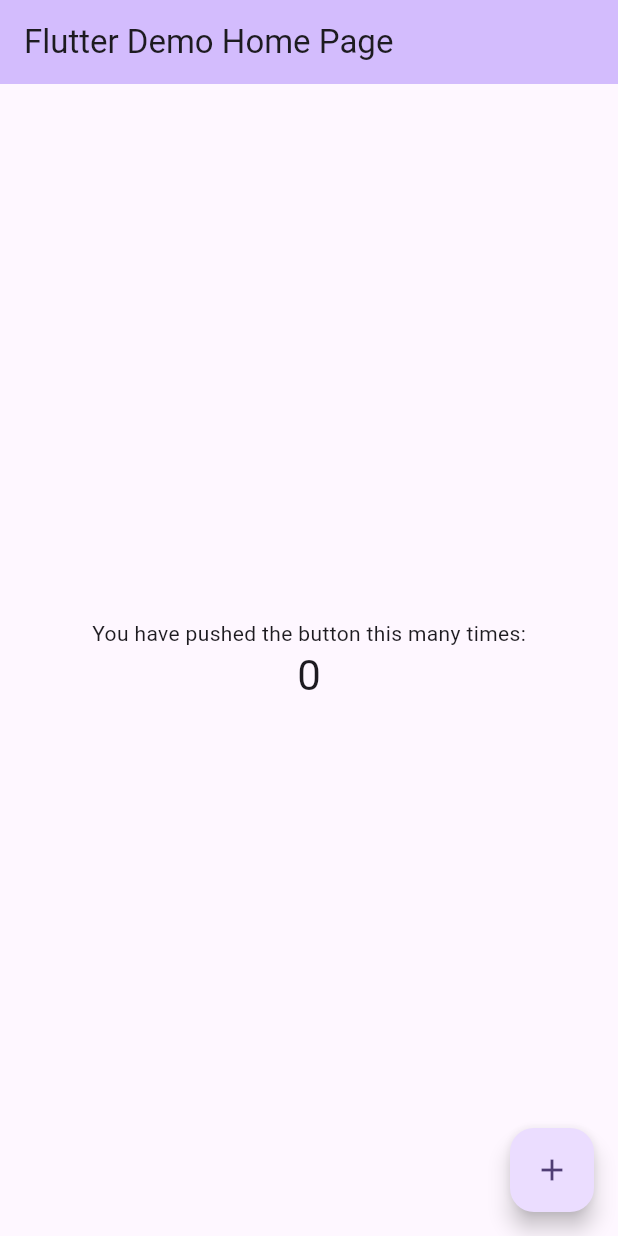
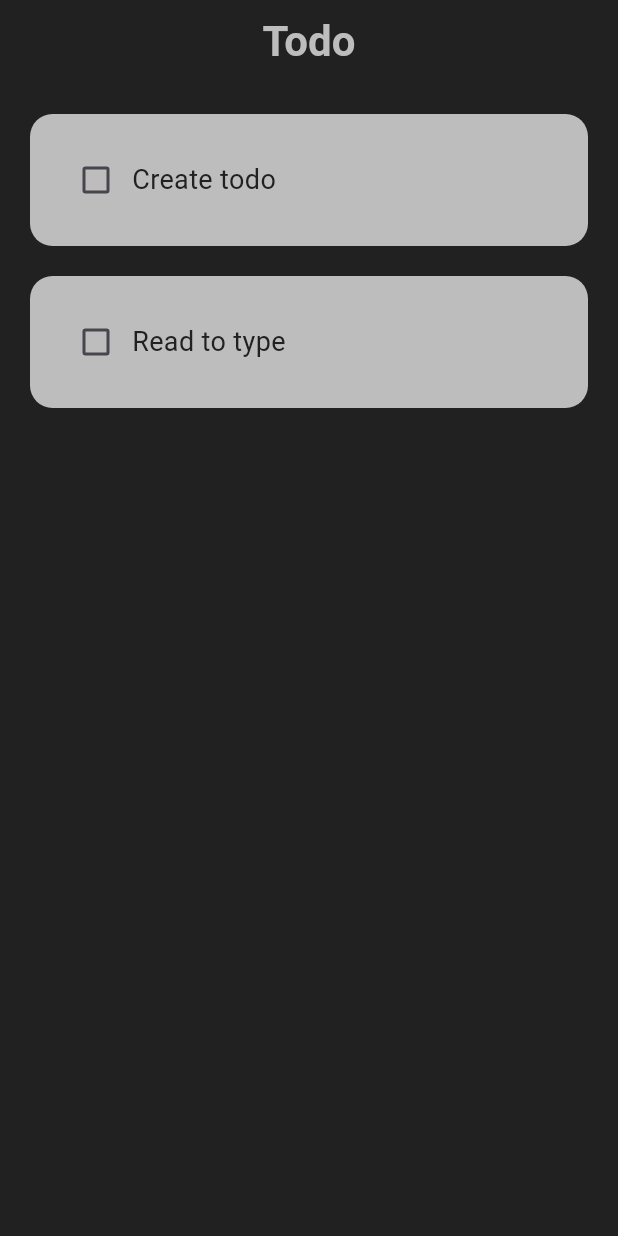
Before and after one commit to Atharvahodge/Todo-app, a Flutter app: the screen it shows after launch, on a phone screen of 412 x 824 dp. Run offline on Flutter 3.47's test engine with Material 3 defaults, Android fonts, the phone set to English and light mode, and no system bars.

```diff
--- a/lib/main.dart
+++ b/lib/main.dart
@@ -1,4 +1,5 @@
 import 'package:flutter/material.dart';
+import 'pages/home_page.dart';
 
 void main() {
   runApp(const MyApp());
@@ -10,113 +11,6 @@ class MyApp extends StatelessWidget {
   // This widget is the root of your application.
   @override
   Widget build(BuildContext context) {
-    return MaterialApp(
-      title: 'Flutter Demo',
-      theme: ThemeData(
-        // This is the theme of your application.
-        //
-        // TRY THIS: Try running your application with "flutter run". You'll see
-        // the application has a purple toolbar. Then, without quitting the app,
-        // try changing the seedColor in the colorScheme below to Colors.green
-        // and then invoke "hot reload" (save your changes or press the "hot
-        // reload" button in a Flutter-supported IDE, or press "r" if you used
-        // the command line to start the app).
-        //
-        // Notice that the counter didn't reset back to zero; the application
-        // state is not lost during the reload. To reset the state, use hot
-        // restart instead.
-        //
-        // This works for code too, not just values: Most code changes can be
-        // tested with just a hot reload.
-        colorScheme: ColorScheme.fromSeed(seedColor: Colors.deepPurple),
-      ),
-      home: const MyHomePage(title: 'Flutter Demo Home Page'),
-    );
+    return MaterialApp(debugShowCheckedModeBanner: false, home: HomePage());
   }
 }
-
-class MyHomePage extends StatefulWidget {
-  const MyHomePage({super.key, required this.title});
-
-  // This widget is the home page of your application. It is stateful, meaning
-  // that it has a State object (defined below) that contains fields that affect
-  // how it looks.
-
-  // This class is the configuration for the state. It holds the values (in this
-  // case the title) provided by the parent (in this case the App widget) and
-  // used by the build method of the State. Fields in a Widget subclass are
-  // always marked "final".
-
-  final String title;
-
-  @override
-  State<MyHomePage> createState() => _MyHomePageState();
-}
-
-class _MyHomePageState extends State<MyHomePage> {
-  int _counter = 0;
-
-  void _incrementCounter() {
-    setState(() {
-      // This call to setState tells the Flutter framework that something has
-      // changed in this State, which causes it to rerun the build method below
-      // so that the display can reflect the updated values. If we changed
-      // _counter without calling setState(), then the build method would not be
-      // called again, and so nothing would appear to happen.
-      _counter++;
-    });
-  }
-
-  @override
-  Widget build(BuildContext context) {
-    // This method is rerun every time setState is called, for instance as done
-    // by the _incrementCounter method above.
-    //
-    // The Flutter framework has been optimized to make rerunning build methods
-    // fast, so that you can just rebuild anything that needs updating rather
-    // than having to individually change instances of widgets.
-    return Scaffold(
-      appBar: AppBar(
-        // TRY THIS: Try changing the color here to a specific color (to
-        // Colors.amber, perhaps?) and trigger a hot reload to see the AppBar
-        // change color while the other colors stay the same.
-        backgroundColor: Theme.of(context).colorScheme.inversePrimary,
-        // Here we take the value from the MyHomePage object that was created by
-        // the App.build method, and use it to set our appbar title.
-        title: Text(widget.title),
-      ),
-      body: Center(
-        // Center is a layout widget. It takes a single child and positions it
-        // in the middle of the parent.
-        child: Column(
-          // Column is also a layout widget. It takes a list of children and
-          // arranges them vertically. By default, it sizes itself to fit its
-          // children horizontally, and tries to be as tall as its parent.
-          //
-          // Column has various properties to control how it sizes itself and
-          // how it positions its children. Here we use mainAxisAlignment to
-          // center the children vertically; the main axis here is the vertical
-          // axis because Columns are vertical (the cross axis would be
-          // horizontal).
-          //
-          // TRY THIS: Invoke "debug painting" (choose the "Toggle Debug Paint"
-          // action in the IDE, or press "p" in the console), to see the
-          // wireframe for each widget.
-          mainAxisAlignment: MainAxisAlignment.center,
-          children: <Widget>[
-            const Text('You have pushed the button this many times:'),
-            Text(
-              '$_counter',
-              style: Theme.of(context).textTheme.headlineMedium,
-            ),
-          ],
-        ),
-      ),
-      floatingActionButton: FloatingActionButton(
-        onPressed: _incrementCounter,
-        tooltip: 'Increment',
-        child: const Icon(Icons.add),
-      ), // This trailing comma makes auto-formatting nicer for build methods.
-    );
-  }
-}
--- a/lib/pages/home_page.dart
+++ b/lib/pages/home_page.dart
@@ -0,0 +1,48 @@
+import 'package:flutter/material.dart';
+import 'package:todo/utils/todo_list.dart';
+
+class HomePage extends StatefulWidget {
+  HomePage({super.key});
+
+  @override
+  State<HomePage> createState() => _HomePageState();
+}
+
+class _HomePageState extends State<HomePage> {
+  List toDOList = [
+    ['Create todo', false],
+    ['Read to type', false],
+  ];
+
+  void checkBoxChanged(int index) {
+    setState(() {
+      toDOList[index][1] = !toDOList[index][1];
+    });
+  }
+
+  @override
+  Widget build(BuildContext context) {
+    return Scaffold(
+      backgroundColor: Colors.grey.shade900,
+      appBar: AppBar(
+        centerTitle: true,
+        title: const Text(
+          'Todo',
+          style: TextStyle(fontSize: 28, fontWeight: FontWeight.bold),
+        ),
+        backgroundColor: Colors.grey.shade900,
+        foregroundColor: Colors.grey.shade400,
+      ),
+      body: ListView.builder(
+        itemCount: toDOList.length,
+        itemBuilder: (BuildContext context, index) {
+          return TodoList(
+            taskName: toDOList[index][0],
+            taskCompleted: toDOList[index][1],
+            onChanged: (value) => checkBoxChanged(index),
+          );
+        },
+      ),
+    );
+  }
+}
--- /dev/null
+++ b/lib/utils/todo_list.dart
@@ -0,0 +1,42 @@
+import 'package:flutter/material.dart';
+
+class TodoList extends StatefulWidget {
+  const TodoList({
+    super.key,
+    required this.taskName,
+    required this.taskCompleted,
+    this.onChanged,
+  });
+
+  final String taskName;
+  final bool taskCompleted;
+  final Function(bool?)? onChanged;
+
+  @override
+  State<TodoList> createState() => _TodoListState();
+}
+
+class _TodoListState extends State<TodoList> {
+  @override
+  Widget build(BuildContext context) {
+    return Padding(
+      padding: const EdgeInsets.only(top: 20, left: 20, right: 20, bottom: 0),
+      child: Container(
+        padding: const EdgeInsets.all(20),
+        decoration: BoxDecoration(
+          color: Colors.grey.shade400,
+          borderRadius: BorderRadius.circular(15),
+        ),
+        child: Row(
+          children: [
+            Checkbox(value: widget.taskCompleted, onChanged: widget.onChanged),
+            Text(
+              widget.taskName,
+              style: TextStyle(color: Colors.grey.shade900, fontSize: 18),
+            ),
+          ],
+        ),
+      ),
+    );
+  }
+}
```
